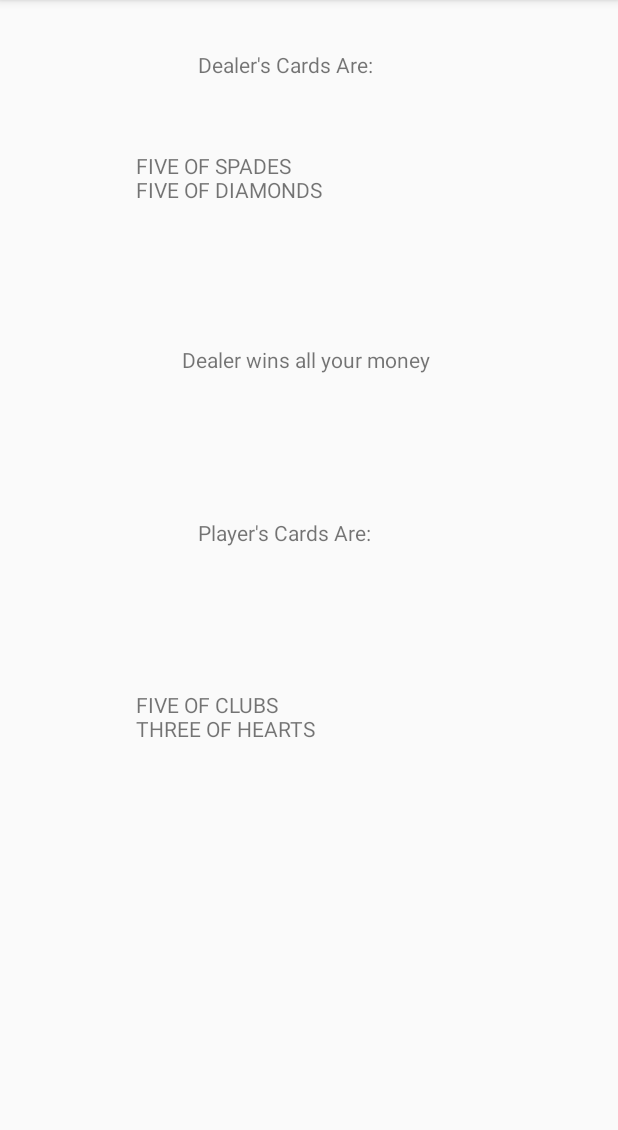
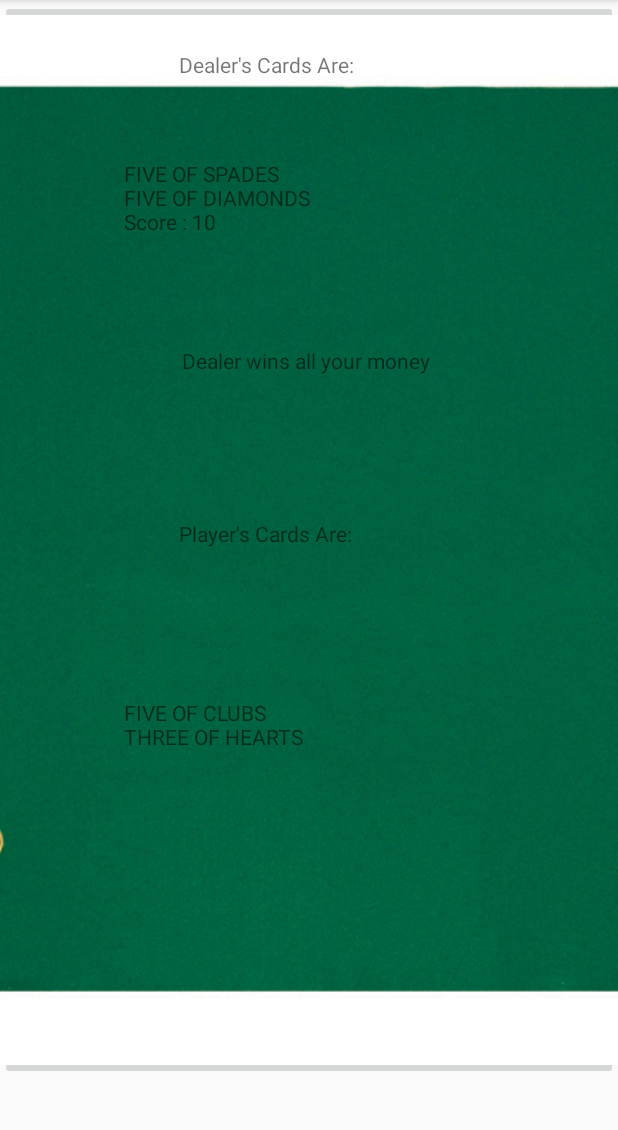
Before and after one commit to Faisal2017/blackjack_android, an Android app: the GameActivity screen opened directly, with no data from a screen before it, on a phone screen of 412 x 824 dp, the part 84-1214 px from its top. Run offline under Robolectric (Android 15) with nearby library versions, the phone set to English and light mode, and no system bars.

Commit message:
background image added to activities

```diff
--- a/app/src/main/java/com/example/faisal/blackjack/Game.java
+++ b/app/src/main/java/com/example/faisal/blackjack/Game.java
@@ -79,7 +79,8 @@ public class Game {
 
     public String checkWinner(ArrayList<Player> winners) {
         if (winners.size() == 1) {
-            return "The winner is " + winners.get(0).getName() + " with a score of " + checkValue(winners.get(0).getHand());
+            return "The winner is " + winners.get(0).getName() + " with a score of "
+                    + checkValue(winners.get(0).getHand());
         } else if (winners.size() == 2) {
             return "It's a draw, the score is " + checkValue(winners.get(0).getHand());
         }
--- a/app/src/main/java/com/example/faisal/blackjack/GameActivity.java
+++ b/app/src/main/java/com/example/faisal/blackjack/GameActivity.java
@@ -33,8 +33,10 @@ public class GameActivity extends AppCompatActivity {
 
         Card dealer1 = dealer.getHand().get(0);
         Card dealer2 = dealer.getHand().get(1);
+        int dealerValue = game.checkValue(dealer.getHand());
 
-        dealer_cards.setText(dealer1.toString() + "\n" + dealer2.toString());
+        dealer_cards.setText(dealer1.toString() + "\n" + dealer2.toString() + "\n" + "Score : " +
+        dealerValue);
 
         game.dealCardFromDeck(player);
         game.dealCardFromDeck(player);
--- a/app/src/main/res/layout/activity_game.xml
+++ b/app/src/main/res/layout/activity_game.xml
@@ -6,10 +6,18 @@
     android:layout_height="match_parent"
     tools:context="com.example.faisal.blackjack.GameActivity">
 
+    <ImageButton
+        android:id="@+id/imageButton"
+        android:layout_width="wrap_content"
+        android:layout_height="wrap_content"
+        app:srcCompat="@drawable/felt_background"
+        tools:layout_editor_absoluteX="0dp"
+        tools:layout_editor_absoluteY="0dp" />
+
     <TextView
         android:id="@+id/dealer_text"
-        android:layout_width="148dp"
-        android:layout_height="40dp"
+        android:layout_width="174dp"
+        android:layout_height="45dp"
         android:layout_marginLeft="8dp"
         android:layout_marginRight="8dp"
         android:layout_marginTop="33dp"
@@ -20,8 +28,8 @@
 
     <TextView
         android:id="@+id/view_dealer_cards"
-        android:layout_width="231dp"
-        android:layout_height="46dp"
+        android:layout_width="248dp"
+        android:layout_height="67dp"
         android:text="TextView"
         android:layout_marginLeft="8dp"
         app:layout_constraintLeft_toLeftOf="parent"
@@ -33,20 +41,21 @@
 
     <TextView
         android:id="@+id/player_text"
-        android:layout_width="148dp"
-        android:layout_height="40dp"
+        android:layout_width="174dp"
+        android:layout_height="45dp"
         android:layout_marginLeft="8dp"
         android:layout_marginRight="8dp"
+        android:layout_marginTop="62dp"
         android:text="@string/player_cards"
         app:layout_constraintLeft_toLeftOf="parent"
         app:layout_constraintRight_toRightOf="parent"
-        android:layout_marginTop="62dp"
-        app:layout_constraintTop_toBottomOf="@+id/show_result" />
+        app:layout_constraintTop_toBottomOf="@+id/show_result"
+        tools:layout_editor_absoluteY="335dp" />
 
     <TextView
         android:id="@+id/view_player_cards"
-        android:layout_width="231dp"
-        android:layout_height="62dp"
+        android:layout_width="248dp"
+        android:layout_height="67dp"
         android:layout_marginBottom="8dp"
         android:layout_marginLeft="8dp"
         android:layout_marginRight="8dp"
@@ -57,14 +66,15 @@
         app:layout_constraintLeft_toLeftOf="parent"
         app:layout_constraintRight_toRightOf="parent"
         app:layout_constraintTop_toBottomOf="@+id/player_text"
-        app:layout_constraintVertical_bias="0.218" />
+        app:layout_constraintVertical_bias="0.225"
+        tools:layout_editor_absoluteY="404dp" />
 
     <TextView
         android:id="@+id/show_result"
         android:layout_width="170dp"
         android:layout_height="53dp"
         android:text="TextView"
-        android:layout_marginTop="83dp"
+        android:layout_marginTop="57dp"
         app:layout_constraintTop_toBottomOf="@+id/view_dealer_cards"
         android:layout_marginRight="8dp"
         app:layout_constraintRight_toRightOf="parent"
--- a/app/src/main/res/layout/activity_main.xml
+++ b/app/src/main/res/layout/activity_main.xml
@@ -11,15 +11,26 @@
         android:layout_width="wrap_content"
         android:layout_height="wrap_content"
         android:layout_marginBottom="8dp"
+        android:layout_marginEnd="8dp"
         android:layout_marginLeft="8dp"
         android:layout_marginRight="8dp"
+        android:layout_marginStart="8dp"
         android:layout_marginTop="8dp"
         android:onClick="onPlayButtonClicked"
         android:text="@string/play_game"
         app:layout_constraintBottom_toBottomOf="parent"
+        app:layout_constraintHorizontal_bias="0.501"
         app:layout_constraintLeft_toLeftOf="parent"
         app:layout_constraintRight_toRightOf="parent"
         app:layout_constraintTop_toTopOf="parent"
-        app:layout_constraintVertical_bias="0.436"
-        app:layout_constraintHorizontal_bias="0.501" />
+        app:layout_constraintVertical_bias="0.436" />
+
+    <ImageButton
+        android:id="@+id/imageButton2"
+        android:layout_width="wrap_content"
+        android:layout_height="wrap_content"
+        app:srcCompat="@drawable/felt_background"
+        tools:layout_editor_absoluteX="0dp"
+        tools:layout_editor_absoluteY="0dp" />
+
 </android.support.constraint.ConstraintLayout>
```
Also changed, not shown: app/src/main/res/drawable/felt_background.jpeg (added).
